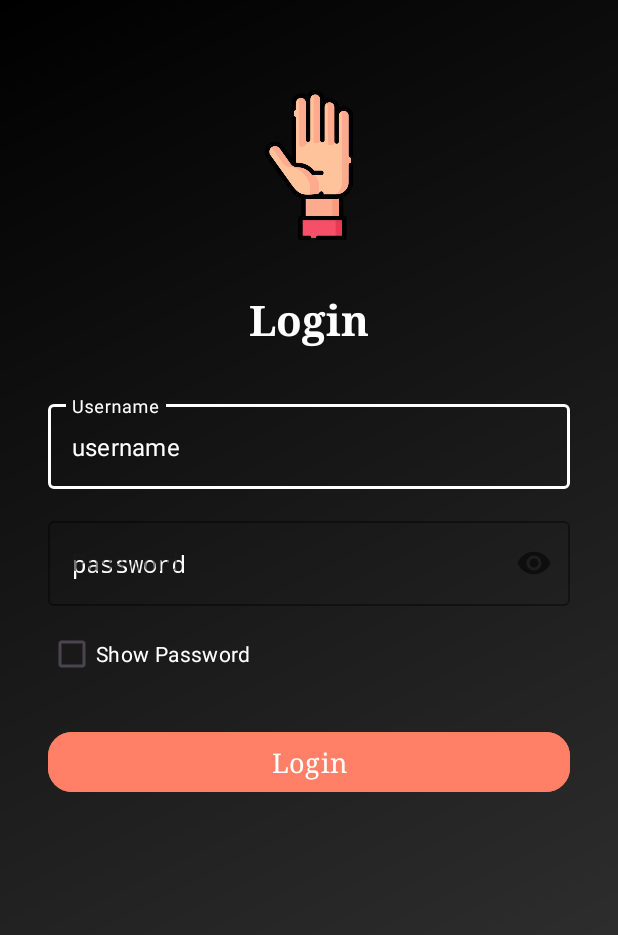
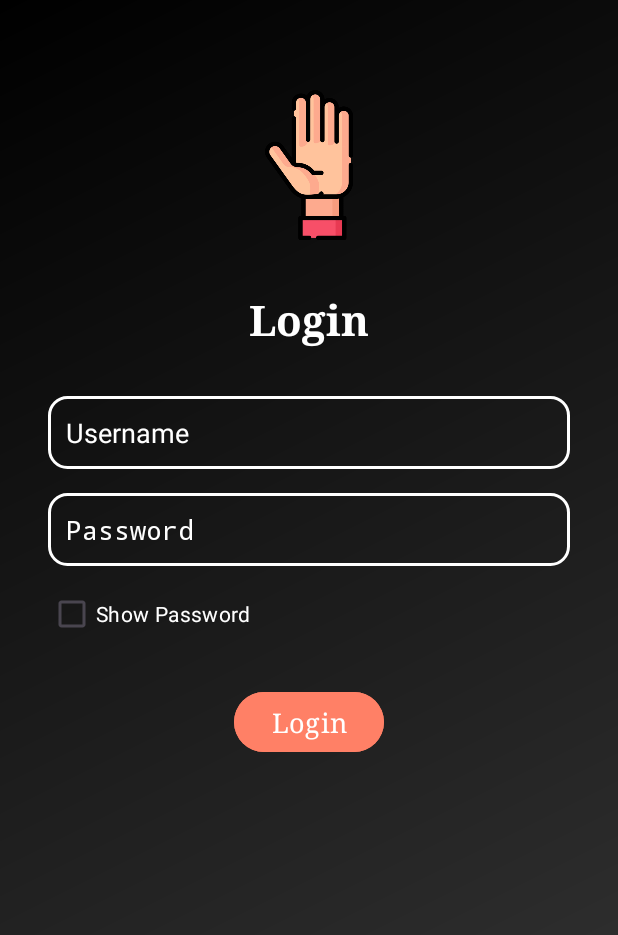
Before and after one commit to Ar-Srivas/SIH_BitWise, an Android app: the screen it shows after launch (MainActivity), on a phone screen of 412 x 824 dp. Shown: the top 935 px of the screen. Run offline under Robolectric (Android 15) with nearby library versions, the phone set to English and light mode, and no system bars; our stand-ins replace Firebase (no records; nobody signed in at launch, a user with empty details on screens opened directly).

```diff
--- a/Attendance_App/Attendance_App_students/Anroid App/app/src/main/res/layout/activity_changepass.xml
+++ b/Attendance_App/Attendance_App_students/Anroid App/app/src/main/res/layout/activity_changepass.xml
@@ -122,7 +122,7 @@
         </androidx.cardview.widget.CardView>
 
         <Button
-            android:layout_width="wrap_content"
+            android:layout_width="130dp"
             android:layout_height="wrap_content"
             android:text="Confirm"
             android:textColor="@color/black"
@@ -141,6 +141,7 @@
         android:padding="10dp"
         android:gravity="top|center">
         <CheckBox
+            app:buttonIconTint="#ff8066"
             android:layout_marginTop="20dp"
             android:id="@+id/visibility"
             android:layout_width="wrap_content"
--- a/Attendance_App/Attendance_App_students/Anroid App/app/src/main/res/layout/activity_main.xml
+++ b/Attendance_App/Attendance_App_students/Anroid App/app/src/main/res/layout/activity_main.xml
@@ -33,59 +33,39 @@
         app:layout_constraintEnd_toEndOf="parent"
         android:layout_marginTop="24dp"/>
 
-    <com.google.android.material.textfield.TextInputLayout
-        android:id="@+id/usernameLayout"
-        style="@style/Widget.MaterialComponents.TextInputLayout.OutlinedBox"
+    <EditText
+        android:id="@+id/username"
         android:layout_width="0dp"
         android:layout_height="wrap_content"
         android:hint="Username"
-        app:boxStrokeColor="@color/white"
-        app:boxStrokeWidthFocused="2dp"
-        app:hintTextColor="@color/white"
-        app:endIconMode="clear_text"
+        android:textColor="@color/white"
+        android:textColorHint="@color/white"
+        android:inputType="textPersonName"
+        android:padding="12dp"
+        android:background="@drawable/boxbox"
         app:layout_constraintTop_toBottomOf="@id/titleText"
         app:layout_constraintStart_toStartOf="parent"
         app:layout_constraintEnd_toEndOf="parent"
         android:layout_marginTop="32dp"
         android:layout_marginStart="32dp"
-        android:layout_marginEnd="32dp">
+        android:layout_marginEnd="32dp"/>
 
-        <com.google.android.material.textfield.TextInputEditText
-            android:id="@+id/username"
-            android:layout_width="match_parent"
-            android:hint="username"
-            android:layout_height="wrap_content"
-            android:textColorHint="@color/white"
-            android:textColor="@color/white"
-            android:inputType="textPersonName"/>
-    </com.google.android.material.textfield.TextInputLayout>
-
-    <com.google.android.material.textfield.TextInputLayout
-        android:id="@+id/passwordLayout"
-        style="@style/Widget.MaterialComponents.TextInputLayout.OutlinedBox"
+    <EditText
+        android:id="@+id/password"
         android:layout_width="0dp"
         android:layout_height="wrap_content"
         android:hint="Password"
-        app:passwordToggleEnabled="true"
-        app:boxStrokeColor="@color/white"
-        app:boxStrokeWidthFocused="2dp"
-        app:hintTextColor="@color/white"
-        app:layout_constraintTop_toBottomOf="@id/usernameLayout"
+        android:textColor="@color/white"
+        android:textColorHint="@color/white"
+        android:inputType="textPassword"
+        android:padding="12dp"
+        android:background="@drawable/boxbox"
+        app:layout_constraintTop_toBottomOf="@id/username"
         app:layout_constraintStart_toStartOf="parent"
         app:layout_constraintEnd_toEndOf="parent"
         android:layout_marginTop="16dp"
         android:layout_marginStart="32dp"
-        android:layout_marginEnd="32dp">
-
-        <com.google.android.material.textfield.TextInputEditText
-            android:id="@+id/password"
-            android:hint="password"
-            android:layout_width="match_parent"
-            android:layout_height="wrap_content"
-            android:textColorHint="@color/white"
-            android:textColor="@color/white"
-            android:inputType="textPassword"/>
-    </com.google.android.material.textfield.TextInputLayout>
+        android:layout_marginEnd="32dp"/>
 
     <CheckBox
         android:id="@+id/visibility"
@@ -93,21 +73,22 @@
         android:layout_height="wrap_content"
         android:text="Show Password"
         android:textColor="@color/white"
+        app:buttonIconTint="#ff8066"
         android:checked="false"
-        app:layout_constraintTop_toBottomOf="@id/passwordLayout"
-        app:layout_constraintStart_toStartOf="@id/passwordLayout"
+        app:layout_constraintTop_toBottomOf="@id/password"
+        app:layout_constraintStart_toStartOf="@id/password"
         android:layout_marginTop="8dp"/>
 
     <com.google.android.material.button.MaterialButton
         android:id="@+id/userlogin"
-        android:layout_width="0dp"
+        android:layout_width="100dp"
         android:layout_height="wrap_content"
         android:text="Login"
         android:textColor="@color/white"
         android:textSize="18sp"
         android:fontFamily="serif"
         android:backgroundTint="#ff8066"
-        app:cornerRadius="16dp"
+        app:cornerRadius="20dp"
         app:layout_constraintTop_toBottomOf="@id/visibility"
         app:layout_constraintStart_toStartOf="parent"
         app:layout_constraintEnd_toEndOf="parent"
```
Also changed, not shown: 3 other files.
